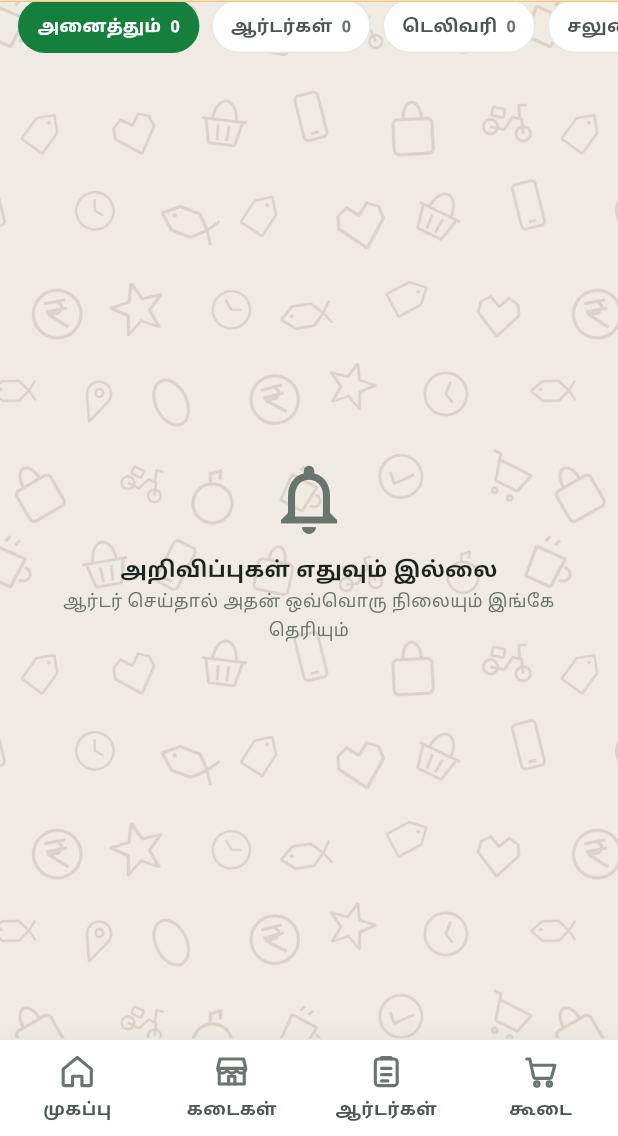
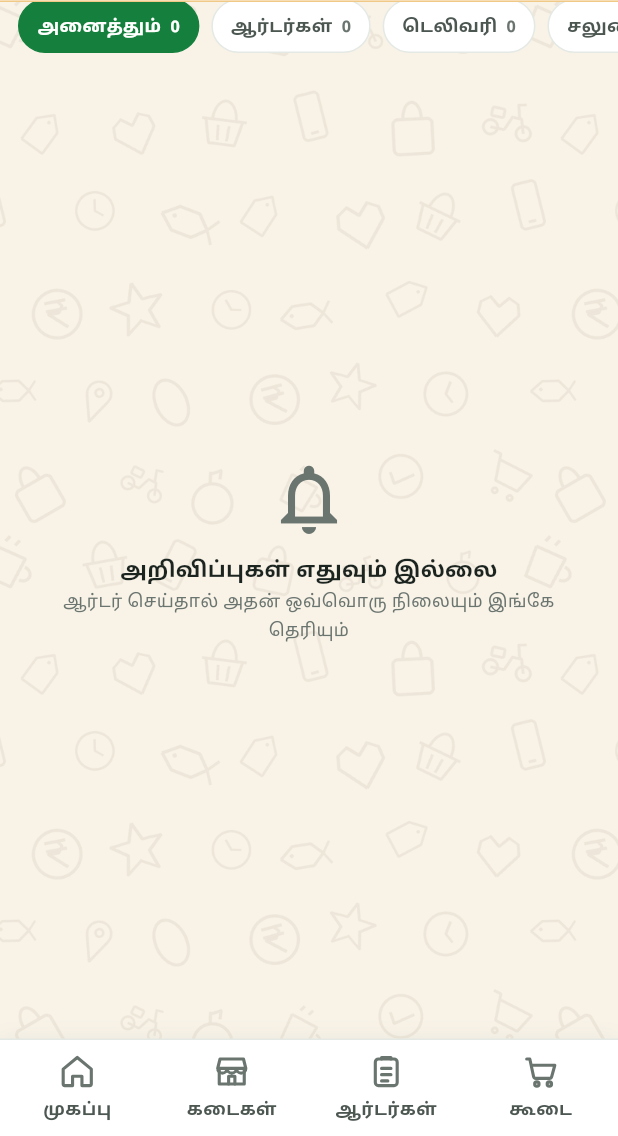
Before and after one commit to thirumalaiyogi-dotcom/chittai-app, a Flutter app: the ShopsTab screen opened directly, after a tap on the "notifications" icon, after a tap on "அனைத்தும்", on a phone screen of 412 x 824 dp, the part 100-1236 px from its top. Run offline on Flutter 3.47's test engine with Material 3 defaults, Android fonts, the phone set to English and light mode, and no system bars; our stand-ins replace audioplayers, cached_network_image, connectivity_plus, firebase_core, firebase_messaging, flutter_map and 6 more; accounts and stored records are empty; network calls fail.

Commit message:
Background per reference Option 4: warm cream + much fainter icons; readable empty-state text
Co-Authored-By: Claude Sonnet 5.5 <noreply@anthropic.com>
Claude-Session: https://claude.ai/code/session_013bFooV4NbFYtGjFxvE6vgd

```diff
--- a/lib/screens/cart.dart
+++ b/lib/screens/cart.dart
@@ -91,7 +91,7 @@ class _CartScreenState extends State<CartScreen> {
             const SizedBox(height: 10),
             Text('உங்கள் கூடை காலியாக உள்ளது', style: ts(17, w: w8)),
             const SizedBox(height: 6),
-            Text('உங்களுக்குத் தேவையான பொருட்களைச் சேர்த்து ஷாப்பிங் தொடங்குங்கள்.', textAlign: TextAlign.center, style: ts(13, c: P.mu)),
+            Text('உங்களுக்குத் தேவையான பொருட்களைச் சேர்த்து ஷாப்பிங் தொடங்குங்கள்.', textAlign: TextAlign.center, style: ts(13.5, w: w6, c: P.text, h: 1.45)),
             const SizedBox(height: 20),
             SizedBox(width: 220, child: GreenButton('🛍️ பொருட்களைப் பார்க்க', onTap: Nav.leave)),
           ]),
--- a/lib/screens/shops.dart
+++ b/lib/screens/shops.dart
@@ -60,7 +60,7 @@ class _ShopsTabState extends State<ShopsTab> {
         var type = type0;
         if (!multi || !kinds.any((k) => k.key.id == type)) type = '';
         return Scaffold(
-          backgroundColor: AppState.I.dark ? const Color(0xFF111B21) : const Color(0xFFF7F3EA), // கடைகள் பக்கம்: தெளிவான சுத்த cream (doodle இல்லை)
+          backgroundColor: Colors.transparent,
           body: Column(children: [
             const AppHeader(),
             Expanded(
--- a/lib/widgets.dart
+++ b/lib/widgets.dart
@@ -682,8 +682,8 @@ class StateBox extends StatelessWidget {
         child: Column(children: [
           Text(ic, style: const TextStyle(fontSize: 40)),
           const SizedBox(height: 8),
-          Text(title, textAlign: TextAlign.center, style: ts(15, w: w8)),
-          if (sub.isNotEmpty) ...[const SizedBox(height: 4), Text(sub, textAlign: TextAlign.center, style: ts(12.5, c: P.mu))],
+          Text(title, textAlign: TextAlign.center, style: ts(15.5, w: w8)),
+          if (sub.isNotEmpty) ...[const SizedBox(height: 6), Text(sub, textAlign: TextAlign.center, style: ts(13.5, w: w6, c: P.text, h: 1.45))],
           if (retry) ...[
             const SizedBox(height: 14),
             ElevatedButton(
@@ -1096,7 +1096,7 @@ class BgPattern extends StatelessWidget {
     final dark = context.select<AppState, bool>((s) => s.dark);
     return DecoratedBox(
       decoration: BoxDecoration(
-        color: dark ? const Color(0xFF0B141A) : const Color(0xFFEFEAE2), // WhatsApp chat பின்னணி போல
+        color: dark ? const Color(0xFF0B141A) : const Color(0xFFF8F2E7), // மென் cream (reference Option 4)
         image: DecorationImage(
           image: AssetImage(dark ? 'assets/bg_dark.png' : 'assets/bg_light.png'),
           repeat: ImageRepeat.repeat,
```
Also changed, not shown: assets/bg_dark.png, assets/bg_light.png.
